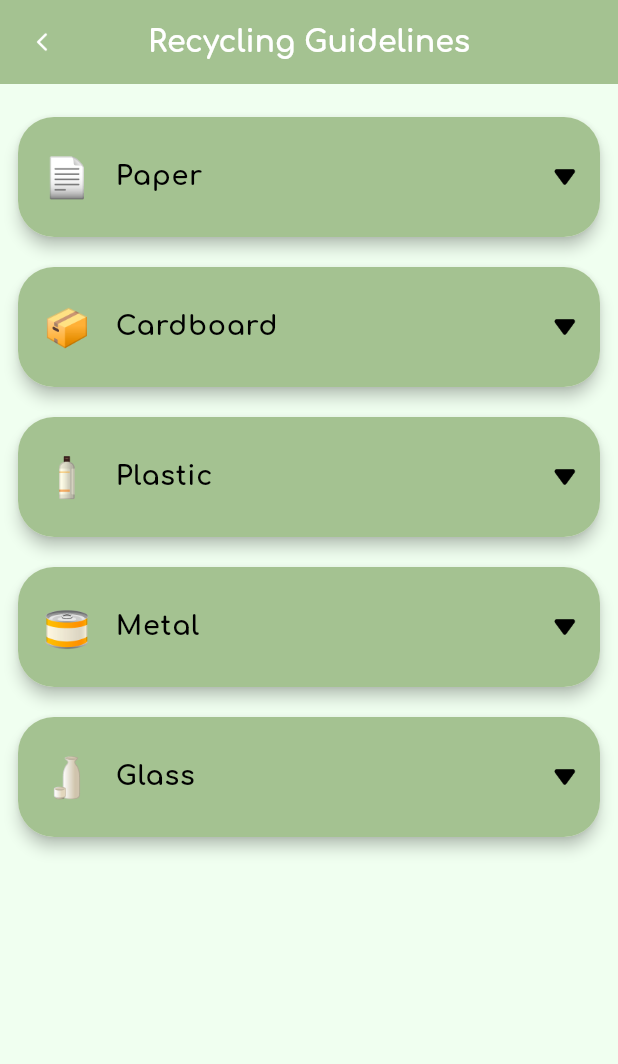
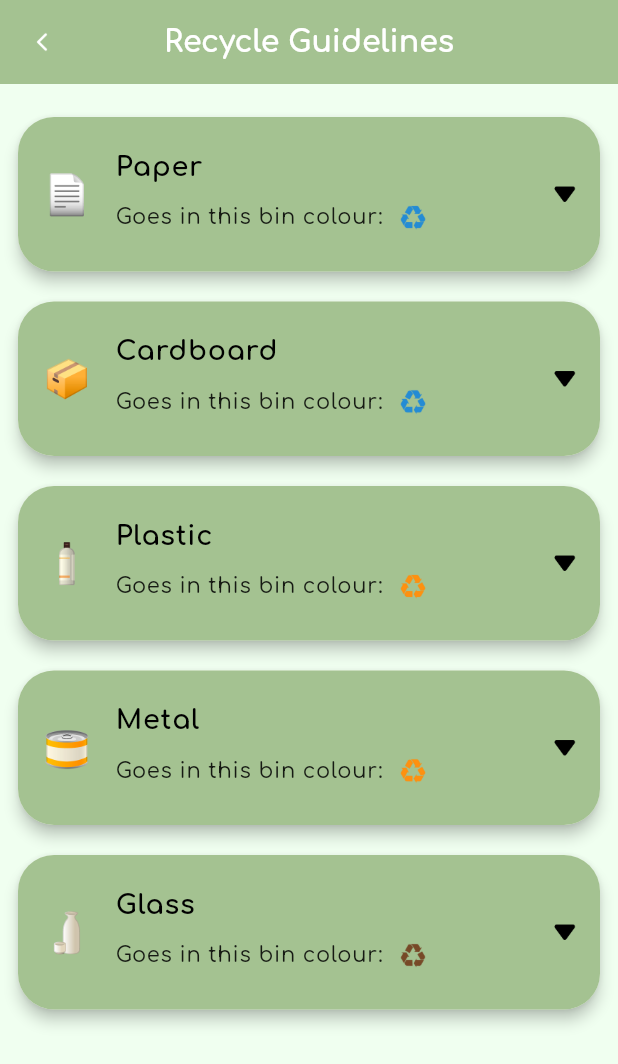
Before and after one commit to Aleeyaahmad/learn2recycle, a Flutter app: the RecycleInfoPage screen opened directly, on a phone screen of 412 x 824 dp. Shown: the top 1064 px of the screen. Run offline on Flutter 3.47's test engine with Material 3 defaults, Android fonts, the phone set to English and light mode, and no system bars; our stand-ins replace geolocator, google_maps_flutter, image_picker, shared_preferences; missing offline and left inert: flutter_vision; accounts and stored records are empty.

Commit message:
update button, info, history

```diff
--- a/lib/recycle_info.dart
+++ b/lib/recycle_info.dart
@@ -3,10 +3,28 @@ import 'package:flutter/material.dart';
 class RecycleInfoPage extends StatelessWidget {
   const RecycleInfoPage({Key? key}) : super(key: key);
 
+  Map<String, dynamic> getEmojiAndColor(String label) {
+    switch (label.toLowerCase()) {
+      case 'paper':
+      case 'cardboard':
+        return {'iconPath': 'assets/icons/blue.png'};
+      case 'glass':
+        return {'iconPath': 'assets/icons/brown.png'};
+      case 'metal':
+      case 'plastic':
+        return {'iconPath': 'assets/icons/orange.png'};
+      default:
+        return {'iconPath': 'assets/icons/green.png'};
+    }
+  }
+
   Widget _buildCategory(String emoji, String title, String doText, String dontText) {
+    final info = getEmojiAndColor(title);
+    final iconPath = info['iconPath'];
+
     return Card(
       shape: RoundedRectangleBorder(
-        borderRadius: BorderRadius.circular(24), // More rounded
+        borderRadius: BorderRadius.circular(24),
       ),
       margin: const EdgeInsets.symmetric(vertical: 10),
       elevation: 4,
@@ -18,10 +36,10 @@ class RecycleInfoPage extends StatelessWidget {
           collapsedBackgroundColor: const Color(0xFFa4c291),
           backgroundColor: Colors.lightGreen[50],
           shape: RoundedRectangleBorder(
-            borderRadius: BorderRadius.circular(24), // More rounded
+            borderRadius: BorderRadius.circular(24),
           ),
           collapsedShape: RoundedRectangleBorder(
-            borderRadius: BorderRadius.circular(24), // More rounded
+            borderRadius: BorderRadius.circular(24),
           ),
           leading: Text(
             emoji,
@@ -29,12 +47,40 @@ class RecycleInfoPage extends StatelessWidget {
           ),
           iconColor: Colors.black,
           collapsedIconColor: Colors.black,
-          trailing: Image.asset('assets/icons/expand.png', height: 15, width: 15, color: Colors.black,
+          trailing: Image.asset(
+            'assets/icons/expand.png',
+            height: 15,
+            width: 15,
+            color: Colors.black,
           ),
-          title: Text(
-            title,
-            style: const TextStyle(fontFamily: 'Comfortaa', fontSize: 18, fontWeight: FontWeight.bold,color: Colors.black,
-            ),
+          title: Column(
+            crossAxisAlignment: CrossAxisAlignment.start,
+            children: [
+              Text(
+                title,
+                style: const TextStyle(
+                  fontFamily: 'Comfortaa',
+                  fontSize: 18,
+                  fontWeight: FontWeight.bold,
+                  color: Colors.black,
+                ),
+              ),
+              const SizedBox(height: 4),
+              Row(
+                children: [
+                  const Text(
+                    'Goes in this bin colour: ',
+                    style: TextStyle(
+                      fontFamily: 'Comfortaa',
+                      fontSize: 14,
+                      fontWeight: FontWeight.w500,
+                      color: Colors.black87,
+                    ),
+                  ),
+                  Image.asset(iconPath, height: 32, width: 32),
+                ],
+              ),
+            ],
           ),
           children: [
             Padding(
@@ -48,7 +94,10 @@ class RecycleInfoPage extends StatelessWidget {
                       const SizedBox(width: 6),
                       const Text(
                         'Do:',
-                        style: TextStyle(fontFamily: 'Comfortaa', fontSize: 18, fontWeight: FontWeight.bold,
+                        style: TextStyle(
+                          fontFamily: 'Comfortaa',
+                          fontSize: 18,
+                          fontWeight: FontWeight.bold,
                         ),
                       ),
                     ],
@@ -65,7 +114,10 @@ class RecycleInfoPage extends StatelessWidget {
                       const SizedBox(width: 6),
                       const Text(
                         'Don’t:',
-                        style: TextStyle(fontFamily: 'Comfortaa', fontSize: 18, fontWeight: FontWeight.bold,
+                        style: TextStyle(
+                          fontFamily: 'Comfortaa',
+                          fontSize: 18,
+                          fontWeight: FontWeight.bold,
                         ),
                       ),
                     ],
@@ -96,8 +148,12 @@ class RecycleInfoPage extends StatelessWidget {
           },
         ),
         title: const Text(
-          "Recycling Guidelines",
-          style: TextStyle(fontSize: 20, fontFamily: 'Comfortaa', fontWeight: FontWeight.bold, color: Colors.white,
+          "Recycle Guidelines",
+          style: TextStyle(
+            fontSize: 20,
+            fontFamily: 'Comfortaa',
+            fontWeight: FontWeight.bold,
+            color: Colors.white,
           ),
         ),
         centerTitle: true,
@@ -129,8 +185,8 @@ class RecycleInfoPage extends StatelessWidget {
             _buildCategory(
               '🥫',
               'Metal',
-             '• Recycle clean cans like soda or food cans\n• Metal containers are okay if they’re not dirty',
-             '• Don’t recycle spray cans or metal with paint or layers',
+              '• Recycle clean cans like soda or food cans\n• Metal containers are okay if they’re not dirty',
+              '• Don’t recycle spray cans or metal with paint or layers',
             ),
             _buildCategory(
               '🍶',
```
Also changed, not shown: lib/classify_page.dart (+145 -111 lines), lib/homepage.dart (+32 -20 lines), lib/profile_page.dart (+3 -31 lines).
